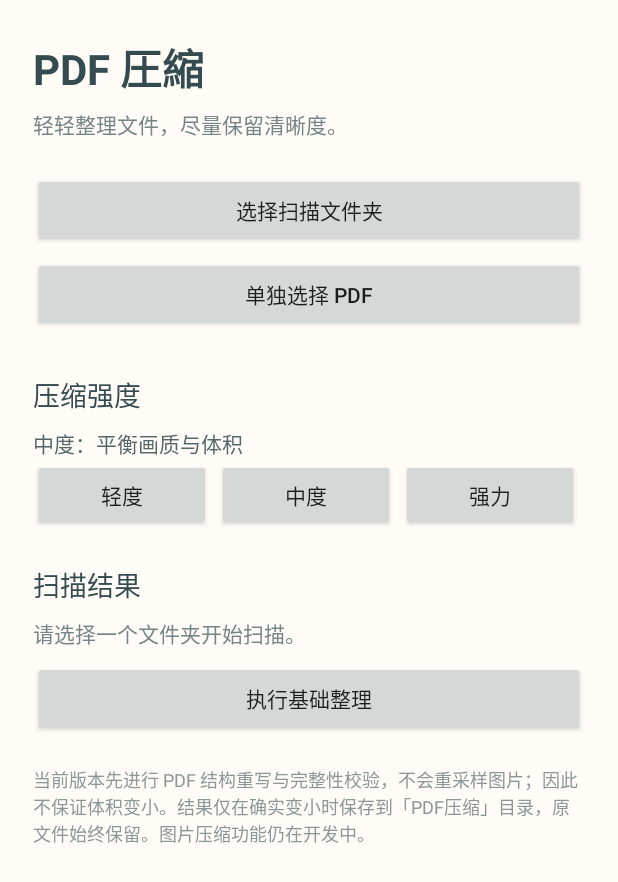
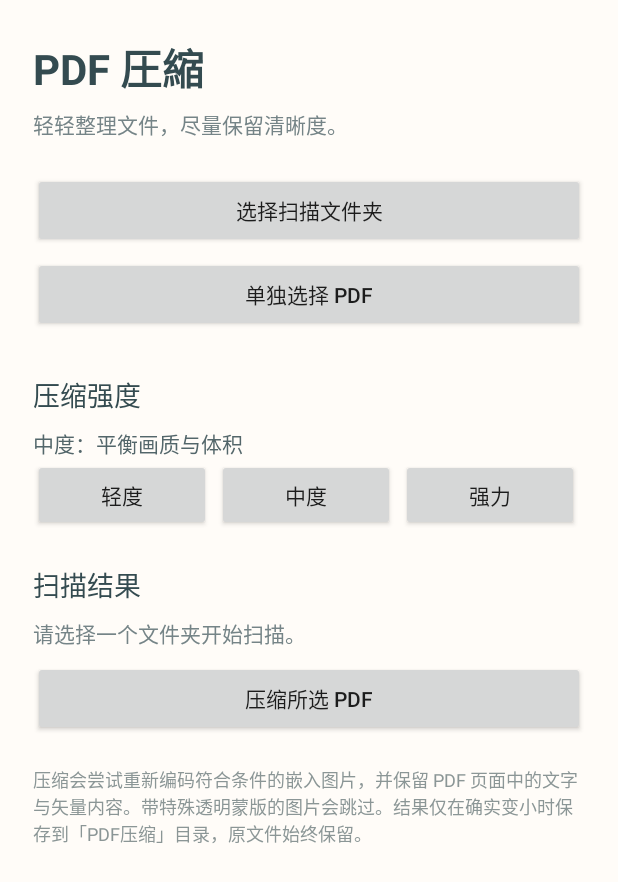
Before and after one commit to wuyueyuluos/pdf-compressor-android, an Android app: the screen it shows after launch (MainActivity), on a phone screen of 412 x 824 dp. Shown: the top 882 px of the screen. Run offline under Robolectric (Android 15) with nearby library versions, the phone set to English and light mode, and no system bars.

Commit message:
Wire compression level into image compression workflow

```diff
--- a/app/src/main/java/com/bingchen/pdfcompressor/MainActivity.kt
+++ b/app/src/main/java/com/bingchen/pdfcompressor/MainActivity.kt
@@ -121,7 +121,7 @@ class MainActivity : ComponentActivity() {
         fileList = LinearLayout(this).apply { orientation = LinearLayout.VERTICAL }
         root.addView(fileList)
         compressButton = Button(this).apply {
-            text = "执行基础整理"
+            text = "压缩所选 PDF"
             isAllCaps = false
             setOnClickListener { compressSelected() }
         }
@@ -129,7 +129,7 @@ class MainActivity : ComponentActivity() {
             bottomMargin = dp(6)
         })
         root.addView(TextView(this).apply {
-            text = "当前版本先进行 PDF 结构重写与完整性校验，不会重采样图片；因此不保证体积变小。结果仅在确实变小时保存到「PDF压缩」目录，原文件始终保留。图片压缩功能仍在开发中。"
+            text = "压缩会尝试重新编码符合条件的嵌入图片，并保留 PDF 页面中的文字与矢量内容。带特殊透明蒙版的图片会跳过。结果仅在确实变小时保存到「PDF压缩」目录，原文件始终保留。"
             textSize = 12f
             setTextColor(0xFF8B9696.toInt())
             setPadding(0, dp(14), 0, 0)
@@ -206,13 +206,14 @@ class MainActivity : ComponentActivity() {
         compressButton.isEnabled = false
         status.text = "正在整理 PDF，请稍候……"
         val name = selectedName ?: "document.pdf"
+        val selectedLevel = level
         executor.execute {
             var temp: File? = null
             try {
                 val originalBytes = contentResolver.openFileDescriptor(inputUri, "r")?.use { it.statSize }?.takeIf { it > 0 } ?: 0L
                 temp = File(cacheDir, "pdf_work_${System.currentTimeMillis()}.pdf")
                 val result = contentResolver.openInputStream(inputUri)?.use { input ->
-                    PdfCompressionEngine(this).rewrite(input, originalBytes, temp!!)
+                    PdfCompressionEngine(this).rewrite(input, originalBytes, temp!!, selectedLevel)
                 } ?: throw IllegalStateException("无法读取原 PDF")
                 if (result.outputBytes >= result.originalBytes || result.originalBytes <= 0L) {
                     temp.delete()
@@ -247,7 +248,7 @@ class MainActivity : ComponentActivity() {
                 temp.delete()
                 val savedBytes = target.length()
                 mainHandler.post {
-                    status.text = "整理完成：${result.pageCount} 页，${readableSize(result.originalBytes)} → ${readableSize(savedBytes)}，节省 ${String.format("%.1f", (1.0 - savedBytes.toDouble() / result.originalBytes) * 100)}%。已保存到「PDF压缩/$outputName」。"
+                    status.text = "压缩完成：${result.pageCount} 页，处理图片 ${result.imagesCompressed} 张，跳过 ${result.imagesSkipped} 张。${readableSize(result.originalBytes)} → ${readableSize(savedBytes)}，节省 ${String.format("%.1f", (1.0 - savedBytes.toDouble() / result.originalBytes) * 100)}%。已保存到「PDF压缩/$outputName」。"
                     compressButton.isEnabled = true
                 }
             } catch (e: Exception) {
```
